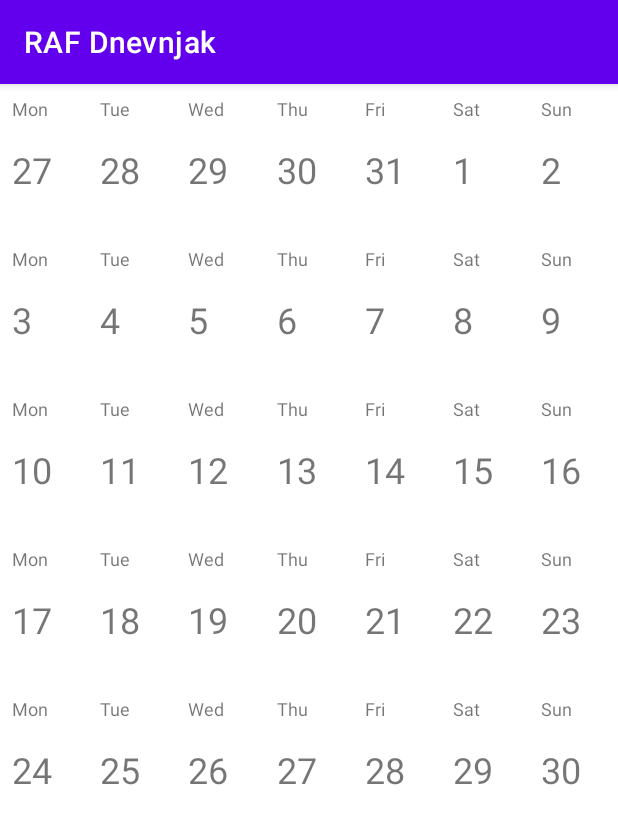
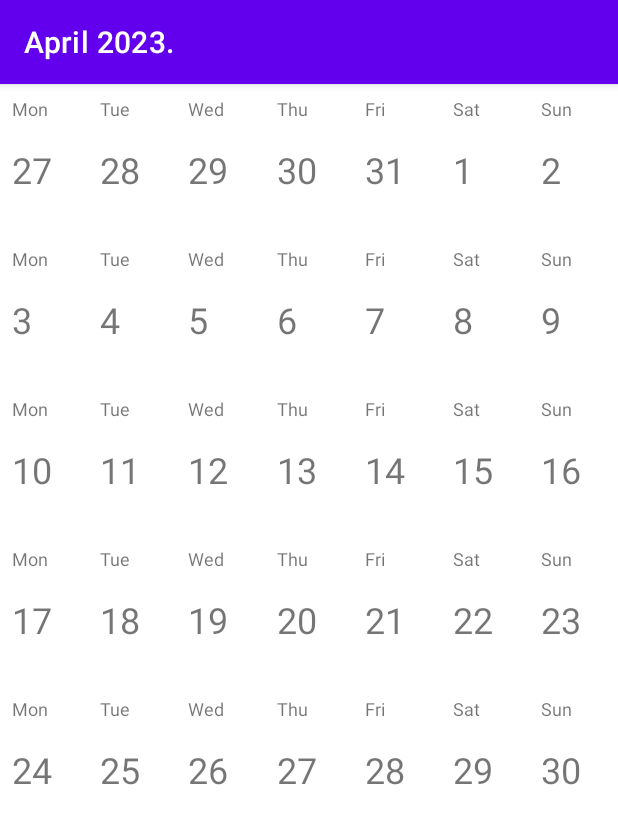
Before and after one commit to Mixa26/RAF-Dnevnjak, an Android app: the CalendarFragment screen opened directly, with no data from a screen before it, on a phone screen of 412 x 824 dp. Shown: the top 824 px of the screen. Run offline under Robolectric (Android 15) with nearby library versions, the phone set to English and light mode, and no system bars; 2 statements that could not run were skipped.

Commit message:
Calendar shows the corresponding month and year in the title to the user.

```diff
--- a/app/src/main/java/com/example/rafdnevnjak/view/fragments/CalendarFragment.java
+++ b/app/src/main/java/com/example/rafdnevnjak/view/fragments/CalendarFragment.java
@@ -13,9 +13,14 @@ import androidx.recyclerview.widget.GridLayoutManager;
 import androidx.recyclerview.widget.RecyclerView;
 
 import com.example.rafdnevnjak.R;
+import com.example.rafdnevnjak.model.Date;
 import com.example.rafdnevnjak.view.recycler.adapter.MonthAdapter;
 import com.example.rafdnevnjak.view.recycler.differ.DateDiffItemCallback;
 import com.example.rafdnevnjak.viewmodels.RecyclerViewModel;
+
+import java.time.format.TextStyle;
+import java.util.Locale;
+import java.util.Objects;
 
 public class CalendarFragment extends Fragment {
 
@@ -32,6 +37,10 @@ public class CalendarFragment extends Fragment {
     public View onCreateView(@NonNull LayoutInflater inflater, @Nullable ViewGroup container, @Nullable Bundle savedInstanceState) {
         view = inflater.inflate(R.layout.fragment_calendar, container, false);
         recyclerViewModel = new ViewModelProvider(this).get(RecyclerViewModel.class);
+
+        //Initial setting of the title to the corresponding month and year
+        Date lastDate = recyclerViewModel.getDatesList().get(recyclerViewModel.getDatesList().size()-1);
+        getActivity().setTitle(lastDate.getDate().getMonth().getDisplayName(TextStyle.FULL, Locale.ENGLISH) + " " + lastDate.getDate().getYear() + ".");
 
         init();
 
@@ -67,10 +76,28 @@ public class CalendarFragment extends Fragment {
             public void onScrolled(RecyclerView recyclerView, int dx, int dy) {
                 super.onScrolled(recyclerView, dx, dy);
 
+                //Sets the title of the corresponding month the user is looking at when scrolling down
+                if (dy > 0){
+                    Date date = recyclerViewModel.getDatesList().get(((GridLayoutManager) Objects.requireNonNull(recyclerView.getLayoutManager())).findLastVisibleItemPosition());
+                    if (date.getDate().getDayOfMonth() >= 25){
+                        getActivity().setTitle(date.getDate().getMonth().getDisplayName(TextStyle.FULL, Locale.ENGLISH) + " " + date.getDate().getYear() + ".");
+                    }
+                }
+
+                //Sets the title of the corresponding month the user is looking at when scrolling up
+                if (dy < 0){
+                    Date date = recyclerViewModel.getDatesList().get(((GridLayoutManager) Objects.requireNonNull(recyclerView.getLayoutManager())).findFirstVisibleItemPosition());
+                    if (date.getDate().getDayOfMonth() <= 15){
+                        getActivity().setTitle(date.getDate().getMonth().getDisplayName(TextStyle.FULL, Locale.ENGLISH) + " " + date.getDate().getYear() + ".");
+                    }
+                }
+
+                //Loads the next month when user scrolls to the bottom of the calendar
                 if (!recyclerView.findFocus().canScrollVertically(1)) {
                     recyclerViewModel.addMonth();
                 }
 
+                //Loads the previous month when user scrolls to the top of the calendar
                 if (!recyclerView.findFocus().canScrollVertically(-1)) {
                     recyclerViewModel.addMonthToBeginning();
                 }
--- a/app/src/main/java/com/example/rafdnevnjak/viewmodels/RecyclerViewModel.java
+++ b/app/src/main/java/com/example/rafdnevnjak/viewmodels/RecyclerViewModel.java
@@ -44,10 +44,6 @@ public class RecyclerViewModel extends ViewModel {
         //A little hack so that the mutable live date registers the change of values
         ArrayList<Date> listToSubmit = new ArrayList<>(datesList);
         dates.setValue(listToSubmit);
-    }
-
-    public MutableLiveData<List<Date>> getDates() {
-        return dates;
     }
 
     /**
@@ -100,4 +96,12 @@ public class RecyclerViewModel extends ViewModel {
         ArrayList<Date> listToSubmit = new ArrayList<>(datesList);
         dates.setValue(listToSubmit);
     }
+
+    public MutableLiveData<List<Date>> getDates() {
+        return dates;
+    }
+
+    public ArrayList<Date> getDatesList() {
+        return datesList;
+    }
 }
```
